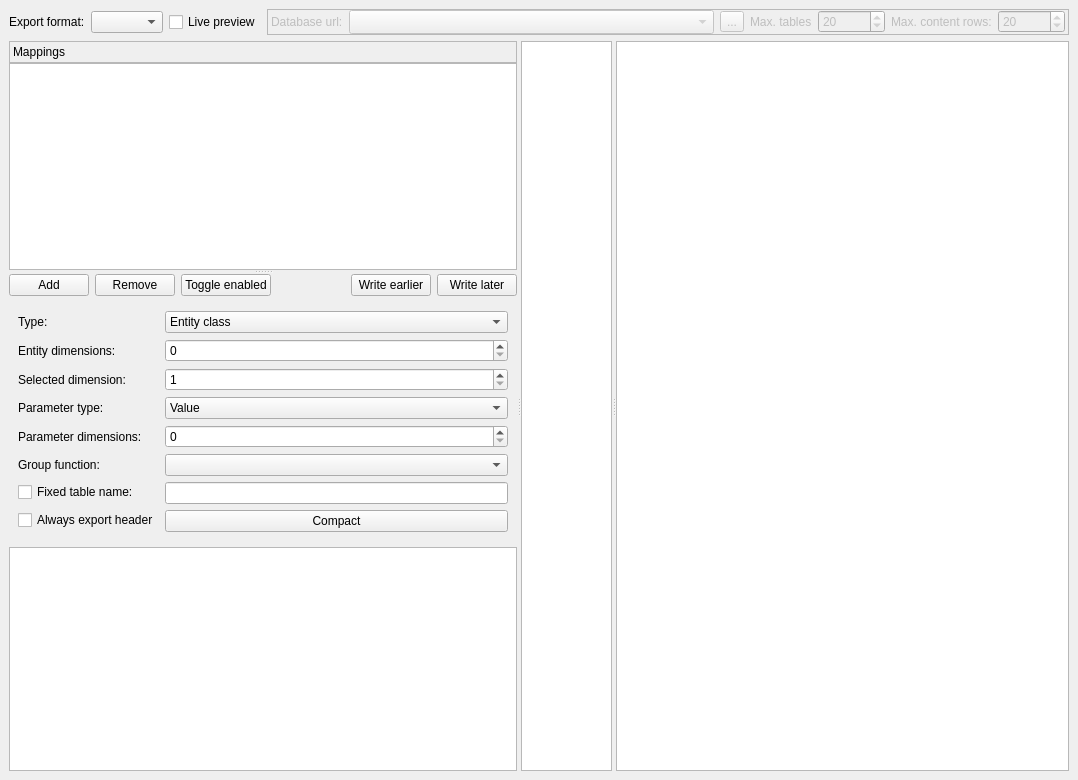
Old version of the form spine_items/exporter/ui/specification_editor.ui in the repository spine-tools/spine-items.
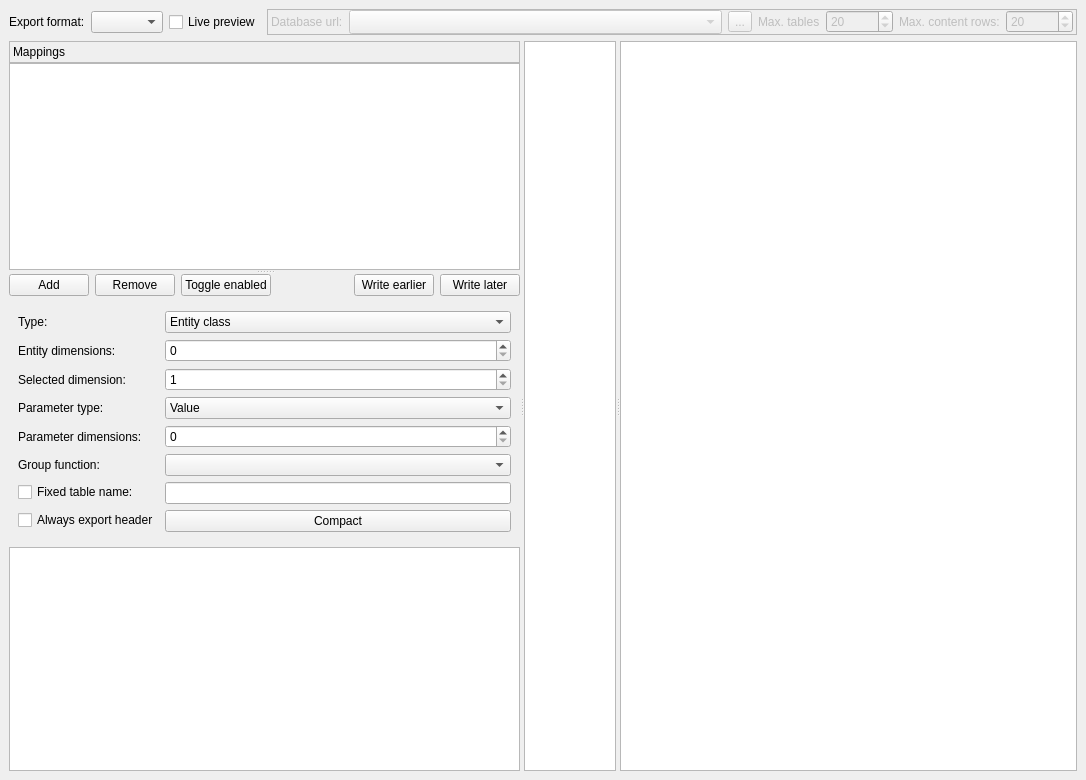
New version of the form. Icons and pictures are not drawn. Custom widgets are drawn as their Qt base class.

```diff
--- a/spine_items/exporter/ui/specification_editor.ui
+++ b/spine_items/exporter/ui/specification_editor.ui
@@ -18,7 +18,7 @@
    <rect>
     <x>0</x>
     <y>0</y>
-    <width>1078</width>
+    <width>1086</width>
     <height>780</height>
    </rect>
   </property>
```
Left out of the diff: 20 changed lines with no effect on the pictures.
